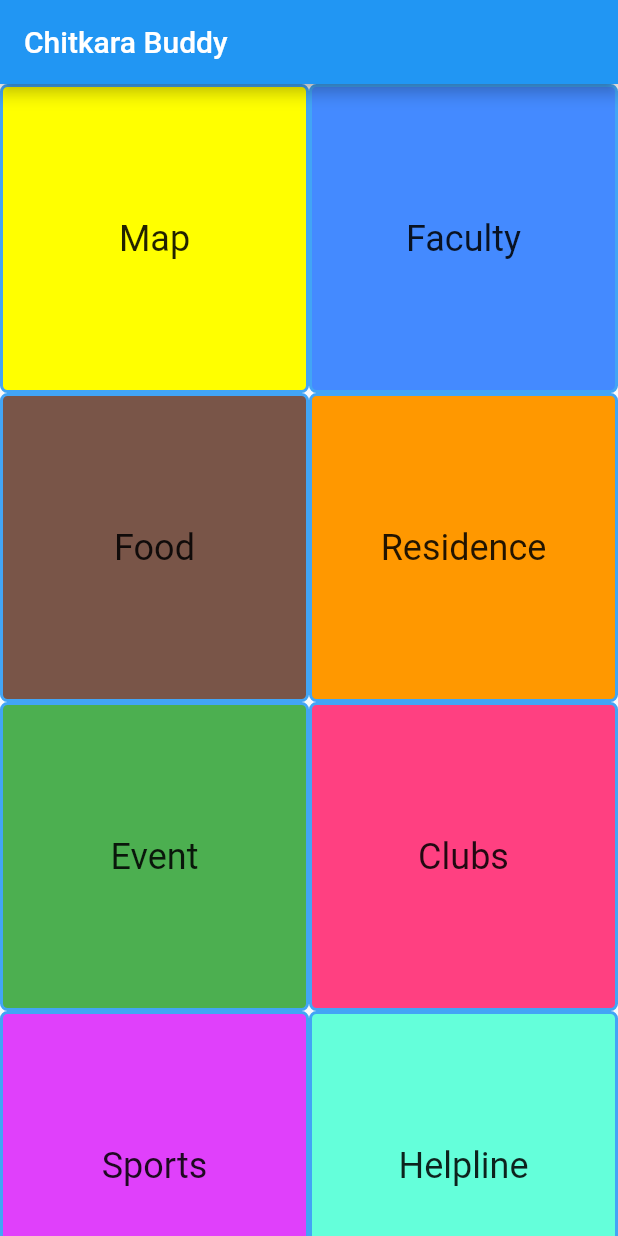
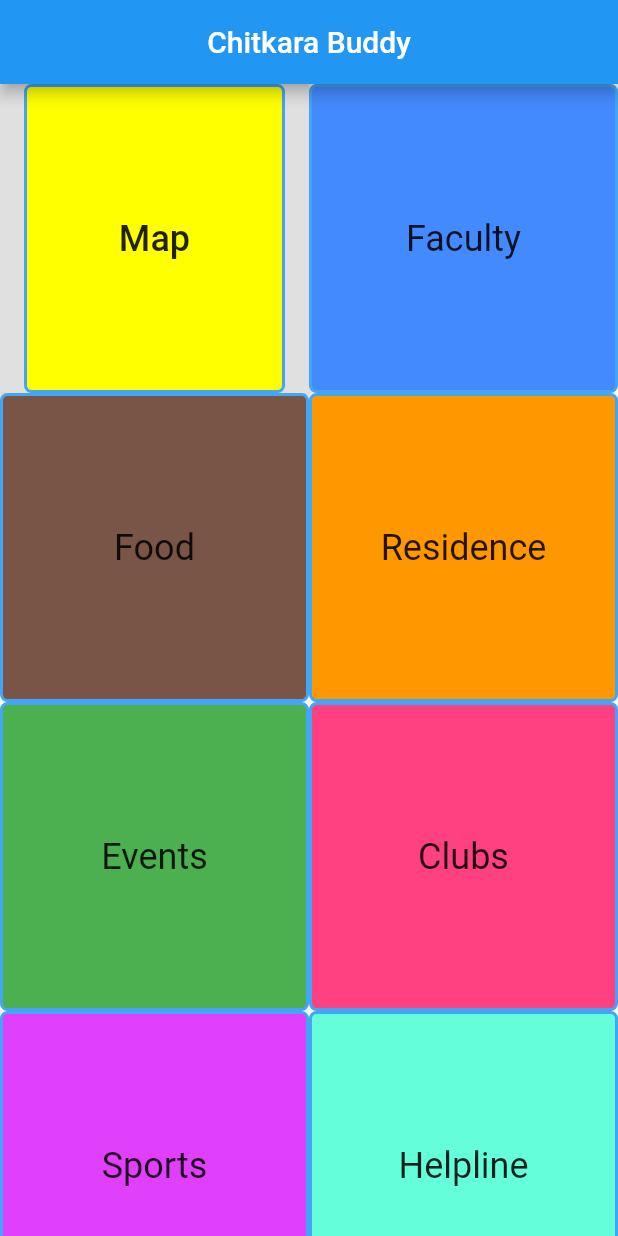
Before and after one commit to RajKapashia/chit_info, a Flutter app: the screen it shows after launch, on a phone screen of 412 x 824 dp. Run offline on Flutter 3.47's test engine with Material 2 defaults, Android fonts, the phone set to English and light mode, and no system bars.

Commit message:
some changes

```diff
--- a/chit_info1/lib/mainScreen.dart
+++ b/chit_info1/lib/mainScreen.dart
@@ -14,8 +14,11 @@
     // TODO: implement build
     return Scaffold(
          appBar: AppBar(
-           title: Text("Chitkara Buddy"),
-         ),
+           title: Center(
+                    child:
+                       Text("Chitkara Buddy"),
+                     ),
+                 ),
            body: Material(
              child:
              /*
@@ -110,6 +113,10 @@
            GridView.count(
                crossAxisCount: 2,
                   children: <Widget>[
+                        RaisedButton(
+                          elevation: 5.0,
+                          onPressed: (){},
+                          child:
                            Container(
                               /// color: Colors.yellowAccent,
                                decoration: BoxDecoration(
@@ -125,6 +132,7 @@
                                      child: Text("Map", style: TextStyle(fontSize: 24.0),),
                                 ),
                            ),
+                        ),
                            Container(
                               // color: Colors.blueAccent,
                                decoration: BoxDecoration(
@@ -182,7 +190,7 @@
                                      ),
                                ),
                                         child: Center(
-                                        child: Text("Event", style: TextStyle(fontSize: 24.0),),
+                                        child: Text("Events", style: TextStyle(fontSize: 24.0),),
                                 ),
                          ),
                          Container(
```
